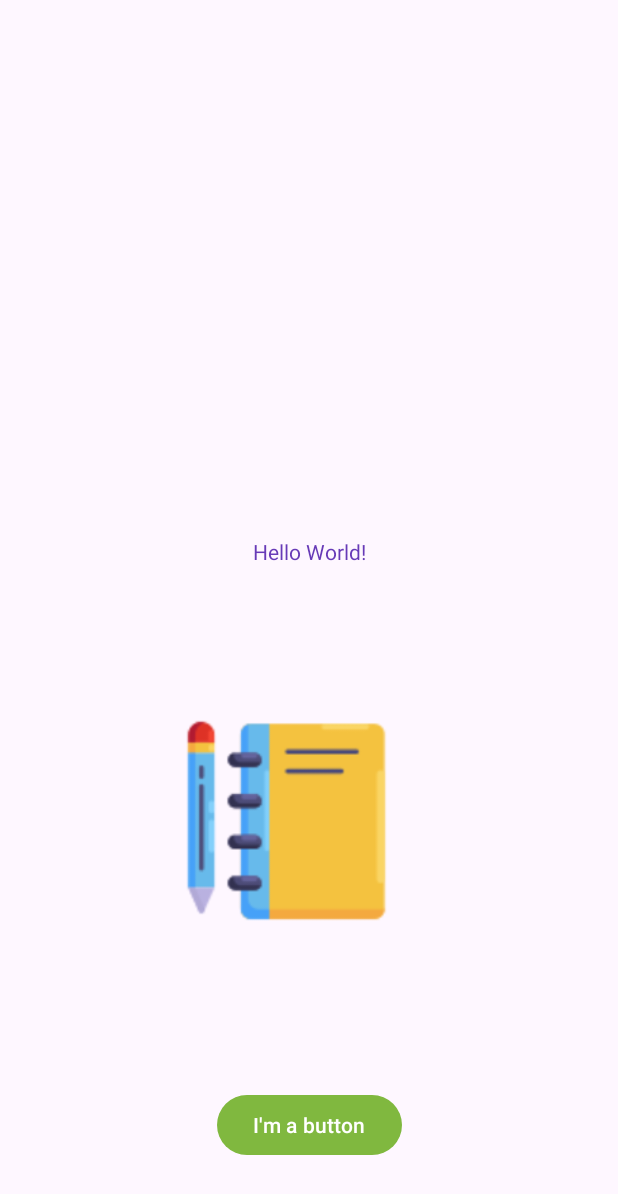
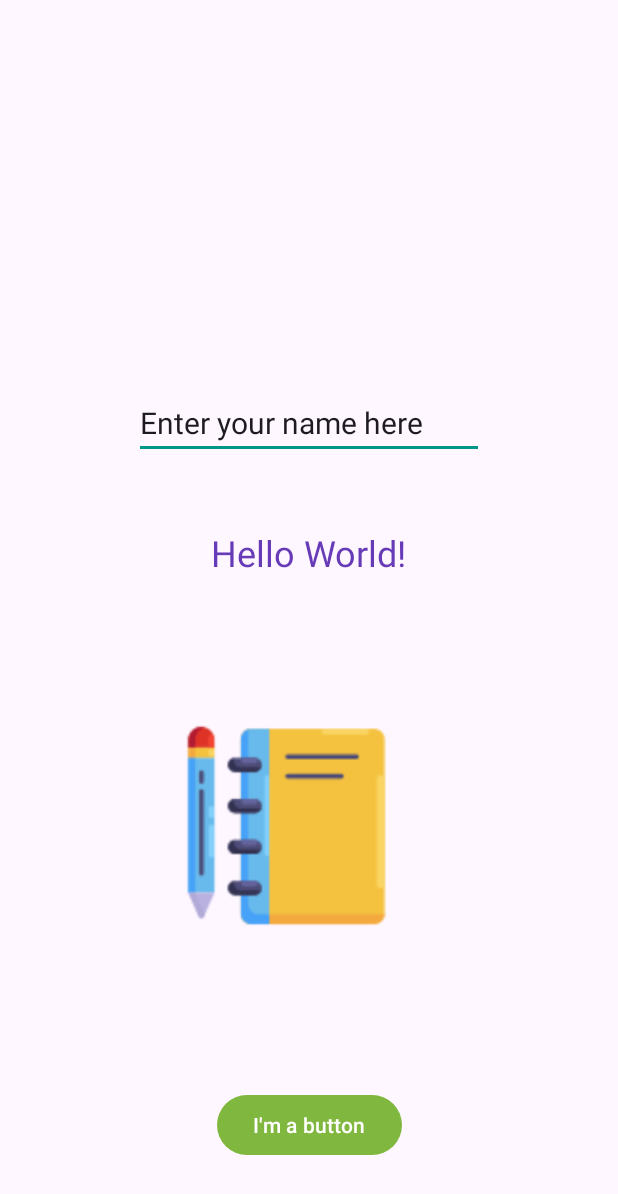
Before and after one commit to prabh-preet/Prabhpreet_Android_Labs, an Android app: the screen it shows after launch (MainActivity), on a phone screen of 412 x 824 dp. Shown: the top 1194 px of the screen. Run offline under Robolectric (Android 15) with nearby library versions, the phone set to English and light mode, and no system bars.

Commit message:
Commit 7: I used some components from palette, views, method OnClickListener() to set the text which I want to display when clicking on a button. Additionally, I used the variableBinding rather than findViewById() attribute. Now, I am adding compound buttons to make my application more professional. Name: Prabhpreet Kaur Email: 90541085053@algonquincdistudent.ca

```diff
--- a/app/build.gradle.kts
+++ b/app/build.gradle.kts
@@ -6,7 +6,11 @@ android {
     namespace = "algonquin.cst2335.prabhpreetsandroidlabs"
     compileSdk = 34
 
-    defaultConfig {
+    buildFeatures {
+        viewBinding = true
+    }
+
+        defaultConfig {
         applicationId = "algonquin.cst2335.prabhpreetsandroidlabs"
         minSdk = 27
         targetSdk = 34
--- a/app/src/main/java/algonquin/cst2335/prabhpreetsandroidlabs/MainActivity.java
+++ b/app/src/main/java/algonquin/cst2335/prabhpreetsandroidlabs/MainActivity.java
@@ -3,12 +3,38 @@ package algonquin.cst2335.prabhpreetsandroidlabs;
 import androidx.appcompat.app.AppCompatActivity;
 
 import android.os.Bundle;
+import android.view.View;
+import android.widget.*;
+
+import algonquin.cst2335.prabhpreetsandroidlabs.databinding.ActivityMainBinding;
 
 public class MainActivity extends AppCompatActivity {
 
+    TextView mytext;
+    EditText myedit;
+
+    Button btn;
+
+    private ActivityMainBinding variableBinding;
     @Override
     protected void onCreate(Bundle savedInstanceState) {
         super.onCreate(savedInstanceState);
-        setContentView(R.layout.activity_main);
+
+        variableBinding = ActivityMainBinding.inflate(getLayoutInflater());
+        setContentView(variableBinding.getRoot());
+
+        mytext = variableBinding.textView;
+        myedit = variableBinding.myedittext;
+        btn = variableBinding.button;
+
+        btn.setOnClickListener(new View.OnClickListener() {
+            public void onClick (View v){
+
+                String editString = myedit.getText().toString();
+                mytext.setText("Your edit text has : " + editString);
+
+            }
+        });
+
     }
 }
--- a/app/src/main/res/layout/activity_main.xml
+++ b/app/src/main/res/layout/activity_main.xml
@@ -11,6 +11,7 @@
         android:layout_width="wrap_content"
         android:layout_height="wrap_content"
         android:text="@string/hello_message"
+        android:textSize="24sp"
         app:layout_constraintBottom_toBottomOf="parent"
         app:layout_constraintEnd_toEndOf="parent"
         app:layout_constraintStart_toStartOf="parent"
@@ -43,4 +44,22 @@
         app:layout_constraintTop_toBottomOf="@+id/textView"
         app:srcCompat="@drawable/study_image" />
 
+    <EditText
+        android:id="@+id/myedittext"
+        android:layout_width="wrap_content"
+        android:layout_height="wrap_content"
+        android:layout_marginTop="242dp"
+        android:layout_marginBottom="30dp"
+        android:ems="10"
+        android:hint="@string/hint_text"
+        android:inputType="text"
+        android:text="@string/edit_message"
+        android:textAlignment="viewStart"
+        android:textSize="20sp"
+        app:layout_constraintBottom_toTopOf="@+id/textView"
+        app:layout_constraintEnd_toEndOf="parent"
+        app:layout_constraintHorizontal_bias="0.5"
+        app:layout_constraintStart_toStartOf="parent"
+        app:layout_constraintTop_toTopOf="parent" />
+
 </androidx.constraintlayout.widget.ConstraintLayout>
--- a/app/src/main/res/values/strings.xml
+++ b/app/src/main/res/values/strings.xml
@@ -2,4 +2,7 @@
     <string name="app_name">Prabhpreet\'s Android Labs</string>
     <string name="hello_message">Hello World!</string>
     <string name="button_message">I\'m a button</string>
+    <string name="edit_message">Enter your name here</string>
+    <string name="hint_text">Write something here</string>
+
 </resources>
--- a/build.gradle.kts
+++ b/build.gradle.kts
@@ -1,4 +1,4 @@
 // Top-level build file where you can add configuration options common to all sub-projects/modules.
 plugins {
-    id("com.android.application") version "8.2.1" apply false
+    id("com.android.application") version "8.2.2" apply false
 }
```
Also changed, not shown: 1 other file.
